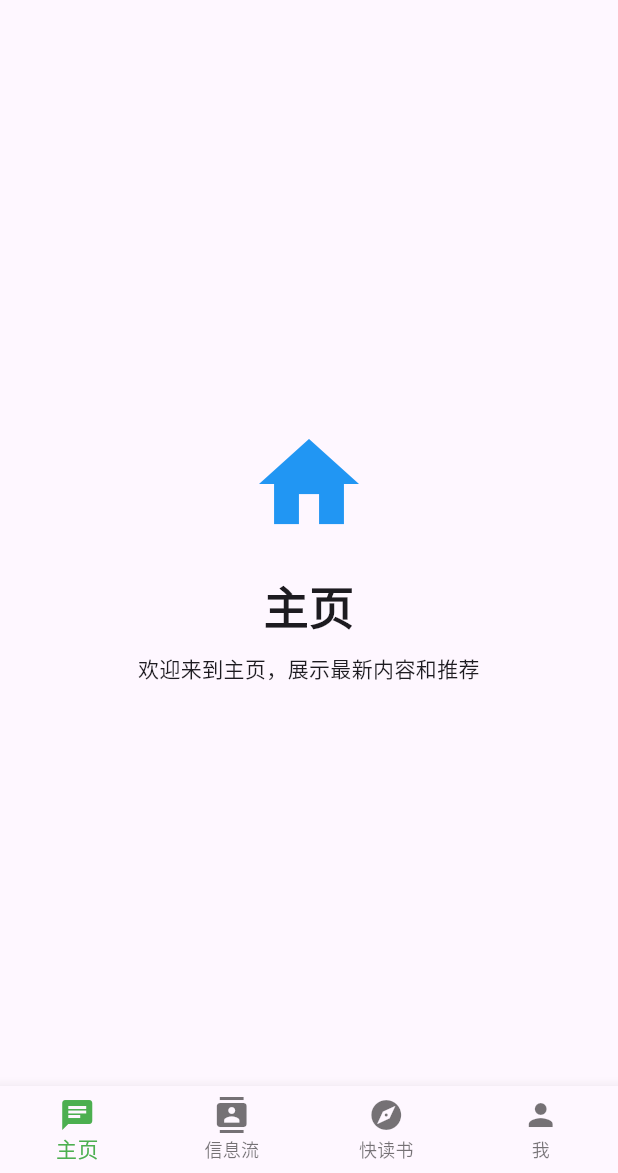
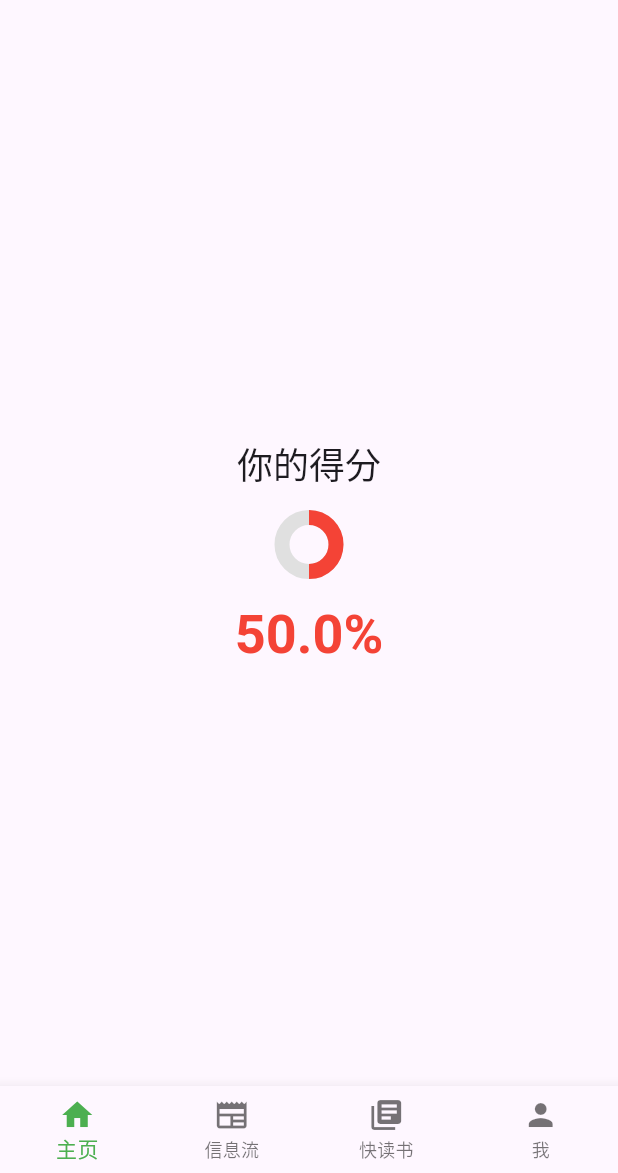
Before and after one commit to neonmike/APP-dev, a Flutter app: the screen it shows after launch, on a phone screen of 412 x 824 dp, the part 63-1236 px from its top. Run offline on Flutter 3.47's test engine with Material 3 defaults, Android fonts, the phone set to English and light mode, and no system bars.

Commit message:
Feature realization percentage graph
The simplest way is to implement a responsive animation. In any case, if the corresponding score changes, the animation will refresh.

```diff
--- a/lib/content/home_page_content.dart
+++ /dev/null
@@ -1,21 +0,0 @@
-import 'package:flutter/material.dart';
-
-class HomePageContent extends StatelessWidget {
-  const HomePageContent({super.key});
-
-  @override
-  Widget build(BuildContext context) {
-    return Center(
-      child: Column(
-        mainAxisAlignment: MainAxisAlignment.center,
-        children: const [
-          Icon(Icons.home, size: 80, color: Colors.blue),
-          SizedBox(height: 20),
-          Text('主页', style: TextStyle(fontSize: 30, fontWeight: FontWeight.bold)),
-          SizedBox(height: 10),
-          Text('欢迎来到主页，展示最新内容和推荐', textAlign: TextAlign.center),
-        ],
-      ),
-    );
-  }
-}
--- a/lib/main.dart
+++ b/lib/main.dart
@@ -1,11 +1,17 @@
 import 'package:flutter/material.dart';
-import 'screens/splash_screen.dart';
+import 'pages/splash_screen.dart';
 import 'package:flutter_localizations/flutter_localizations.dart';
+import 'package:provider/provider.dart';
+import 'models/score_model.dart';
 
 // Flutter应用的入口函数，程序从这里开始执行
 void main() {
-  // 调用runApp启动Flutter应用，传入根Widget
-  runApp(const MyApp());
+  runApp(
+    ChangeNotifierProvider(
+      create: (_) => ScoreModel()..calculateScore(),
+      child: const MyApp(),
+    ),
+  );
 }
 
 // 定义一个无状态Widget，作为整个应用的根组件
@@ -41,3 +47,12 @@ class MyApp extends StatelessWidget {
     );
   }
 }
+
+/*
+// 在设置页面中，例如按钮点击后：
+context.read<ScoreModel>().calculateScore(settings: {
+  'base': 60,
+  'bonus': 10,
+  'penalty': 5,
+});
+*/
--- /dev/null
+++ b/lib/models/score_model.dart
@@ -0,0 +1,13 @@
+import 'package:flutter/foundation.dart';
+import '../services/score_calculator.dart';
+
+class ScoreModel extends ChangeNotifier {
+  double _score = 0.0;
+
+  double get score => _score;
+
+  void calculateScore({Map<String, dynamic>? settings}) {
+    _score = ScoreCalculator.calculate(settings ?? {});
+    notifyListeners();
+  }
+}
--- /dev/null
+++ b/lib/pages/content/home_page_content.dart
@@ -0,0 +1,17 @@
+import 'package:flutter/material.dart';
+import 'package:provider/provider.dart';
+import 'package:my_app/models/score_model.dart';
+import '../widgets/score_progress_indicator.dart';
+class HomePageContent extends StatelessWidget {
+  const HomePageContent({super.key});
+
+  @override
+  Widget build(BuildContext context) {
+    final score = context.watch<ScoreModel>().score;
+    return Scaffold(
+      body: Center(
+        child: ScoreProgressIndicator(score: score),
+      ),
+    );
+  }
+}
--- a/lib/widgets/bottom_nav_bar.dart
+++ b/lib/pages/widgets/bottom_nav_bar.dart
@@ -24,15 +24,15 @@ class BottomNavBar extends StatelessWidget {
       // 定义导航栏的项目列表（每项包含图标和标签）
       items: const <BottomNavigationBarItem>[
         BottomNavigationBarItem(
-          icon: Icon(Icons.chat),     // 第1项的图标：聊天图标
+          icon: Icon(Icons.home),     // 第1项的图标：聊天图标
           label: '主页',               // 第1项的标签：主页
         ),
         BottomNavigationBarItem(
-          icon: Icon(Icons.contacts), // 第2项的图标：联系人图标
+          icon: Icon(Icons.newspaper), // 第2项的图标：联系人图标
           label: '信息流',             // 第2项的标签：信息流
         ),
         BottomNavigationBarItem(
-          icon: Icon(Icons.explore),  // 第3项的图标：探索图标
+          icon: Icon(Icons.library_books),  // 第3项的图标：探索图标
           label: '快读书',             // 第3项的标签：快读书
         ),
         BottomNavigationBarItem(
--- /dev/null
+++ b/lib/pages/widgets/score_progress_indicator.dart
@@ -0,0 +1,82 @@
+import 'package:flutter/material.dart';
+
+class ScoreProgressIndicator extends StatefulWidget {
+  final double score; // 0 ~ 100
+
+  const ScoreProgressIndicator({Key? key, required this.score}) : super(key: key);
+
+  @override
+  State<ScoreProgressIndicator> createState() => _ScoreProgressIndicatorState();
+}
+
+class _ScoreProgressIndicatorState extends State<ScoreProgressIndicator> with SingleTickerProviderStateMixin {
+  late AnimationController _controller;
+  late Animation<double> _animation;
+  Color getScoreColor(double score) {
+    if (score < 60) return Colors.red;
+    if (score < 85) return Colors.yellow.shade700;
+    return Colors.blue;
+  }
+  @override
+  void initState() {
+    super.initState();
+    _controller = AnimationController(
+      vsync: this,
+      duration: const Duration(seconds: 2),
+    );
+    _animation = Tween<double>(begin: 0, end: widget.score / 100).animate(
+      CurvedAnimation(parent: _controller, curve: Curves.easeOut),
+    );
+    _controller.forward();
+  }
+  @override
+  void didUpdateWidget(covariant ScoreProgressIndicator oldWidget) {
+    super.didUpdateWidget(oldWidget);
+    if (oldWidget.score != widget.score) {
+      _animation = Tween<double>(begin: 0, end: widget.score / 100).animate(
+        CurvedAnimation(parent: _controller, curve: Curves.easeOut),
+      );
+      _controller
+        ..reset()
+        ..forward();
+    }
+  }
+  @override
+  void dispose() {
+    _controller.dispose();
+    super.dispose();
+  }
+  @override
+  Widget build(BuildContext context) {
+    final color = getScoreColor(widget.score);
+    return AnimatedBuilder(
+      animation: _animation,
+      builder: (context, child) {
+        return Column(
+          mainAxisSize: MainAxisSize.min,
+          children: [
+            Text(
+              "你的得分",
+              style: Theme.of(context).textTheme.headlineSmall,
+            ),
+            const SizedBox(height: 20),
+            CircularProgressIndicator(
+              value: _animation.value,
+              strokeWidth: 10,
+              backgroundColor: Colors.grey.shade300,
+              valueColor: AlwaysStoppedAnimation<Color>(color),
+            ),
+            const SizedBox(height: 20),
+            Text(
+              "${(_animation.value * 100).toStringAsFixed(1)}%",
+              style: Theme.of(context).textTheme.displaySmall?.copyWith(
+                color: color,
+                fontWeight: FontWeight.bold,
+              ),
+            ),
+          ],
+        );
+      },
+    );
+  }
+}
--- /dev/null
+++ b/lib/services/score_calculator.dart
@@ -0,0 +1,13 @@
+class ScoreCalculator {
+  static double calculate(Map<String, dynamic> settings) {
+    // 示例：计算逻辑根据传入设置
+    int base = settings['base'] ?? 50;
+    int bonus = settings['bonus'] ?? 0;
+    int penalty = settings['penalty'] ?? 0;
+
+    int result = base + bonus - penalty;
+
+    // 保证在 0~100 范围内
+    return result.clamp(0, 100).toDouble();
+  }
+}
--- a/pubspec.yaml
+++ b/pubspec.yaml
@@ -34,6 +34,8 @@ dependencies:
   # The following adds the Cupertino Icons font to your application.
   # Use with the CupertinoIcons class for iOS style icons.
   cupertino_icons: ^1.0.8
+  percent_indicator: ^4.2.2
+  provider: ^6.0.5
   # Add this line:
   flutter_localizations: # Add the flutter_localizations package
     sdk: flutter
```
Also changed, not shown: lib/pages/home_page.dart (renamed from lib/screens/home_page.dart, +5 -5 lines), lib/pages/content/feed_page_content.dart (renamed from lib/content/feed_page_content.dart), lib/pages/content/profile_page_content.dart (renamed from lib/content/profile_page_content.dart), lib/pages/content/quick_read_page_content.dart (renamed from lib/content/quick_read_page_content.dart), lib/pages/splash_screen.dart (renamed from lib/screens/splash_screen.dart), pubspec.lock.
